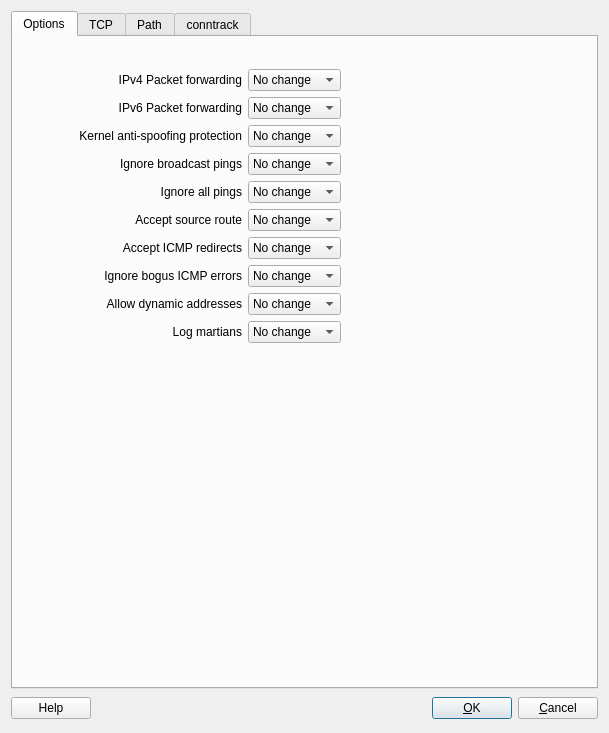
Old version of the form src/gui/linux24advanceddialog_q.ui in the repository fwbuilder/fwbuilder.
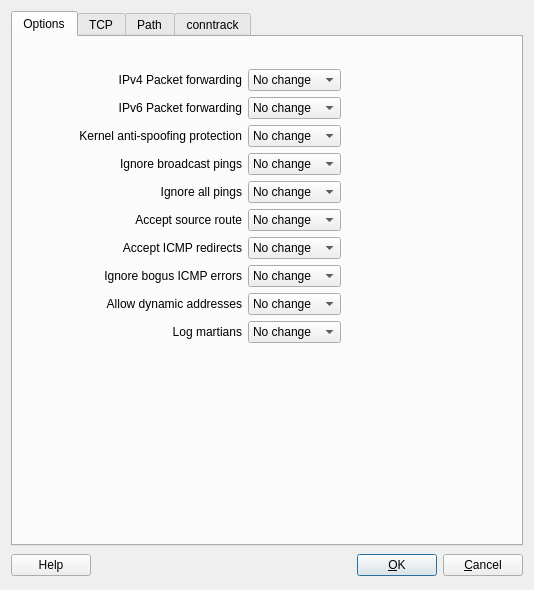
New version of the form. The open tabs and pages were chosen to show the change.

Commit message: make compiler output panel use all available width inside the editor docked window; let editor panel docked window expand in all directions but keep editor dialogs limited vertically

Patch:
```diff
--- a/src/gui/linux24advanceddialog_q.ui
+++ b/src/gui/linux24advanceddialog_q.ui
@@ -1,13 +1,13 @@
 <?xml version="1.0" encoding="UTF-8"?>
 <ui version="4.0">
  <class>linux24AdvancedDialog_q</class>
- <widget class="QDialog" name="linux24AdvancedDialog_q">
-  <property name="geometry">
+ <widget class="QDialog" name="linux24AdvancedDialog_q" >
+  <property name="geometry" >
    <rect>
     <x>0</x>
     <y>0</y>
-    <width>609</width>
-    <height>733</height>
+    <width>534</width>
+    <height>590</height>
    </rect>
   </property>
   <property name="windowTitle">
@@ -1273,7 +1273,7 @@
    </item>
   </layout>
  </widget>
- <layoutdefault spacing="6" margin="11"/>
+ <layoutdefault spacing="6" margin="11" />
  <tabstops>
   <tabstop>linux24_ip_forward</tabstop>
   <tabstop>linux24_ipv6_forward</tabstop>
```
Left out of the diff: 873 changed lines with no effect on the pictures. The commit also changes 2 other files.
